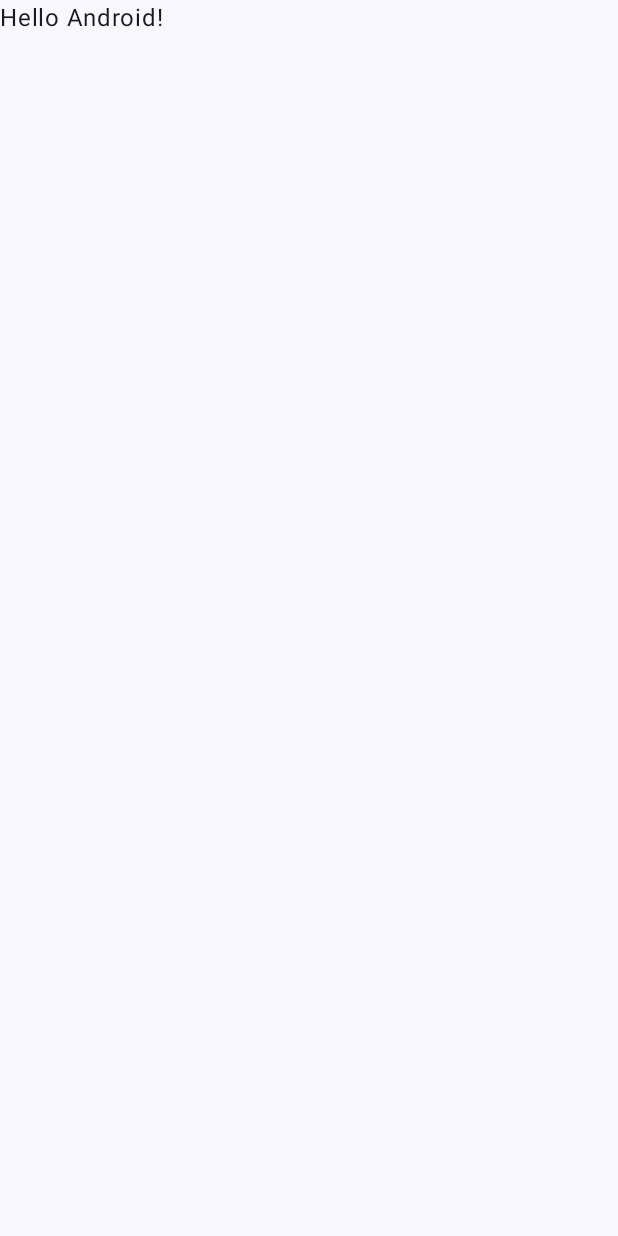
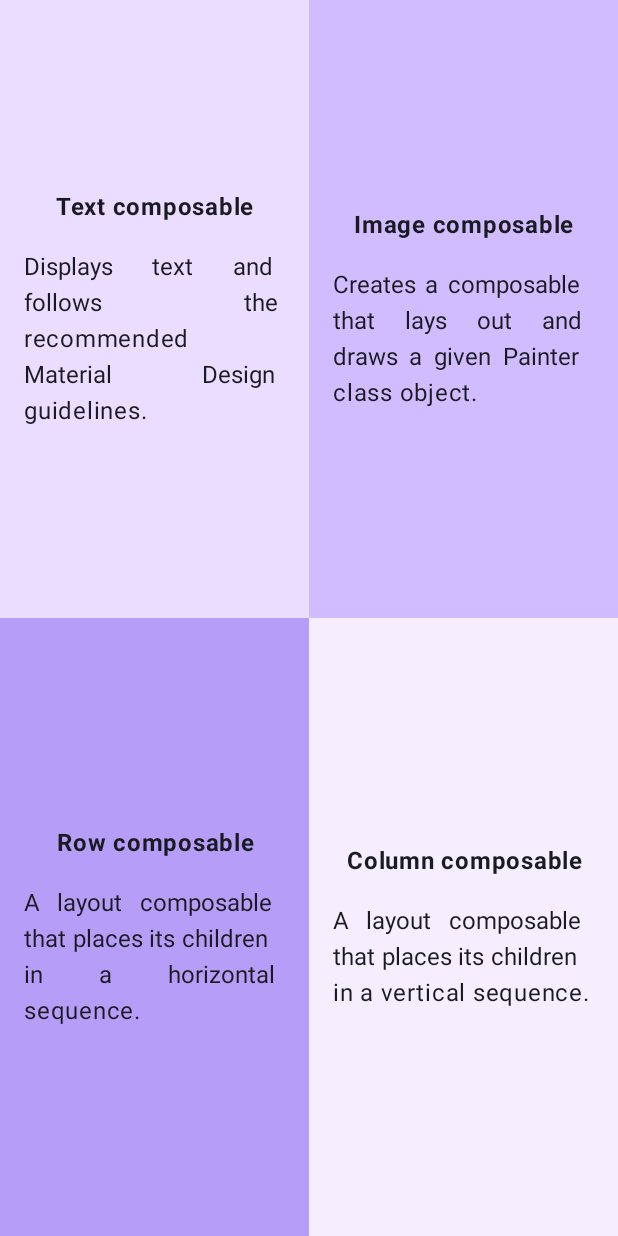
Before and after one commit to BingPom/JetpackComposetutorial_3, an Android app built with Jetpack Compose: the screen it shows after launch (MainActivity), on a phone screen of 412 x 824 dp. Before the commit the screen is almost empty. Run offline under Robolectric (Android 15) with nearby library versions, the phone set to English and light mode, and no system bars.

```diff
--- a/app/src/main/java/com/example/jetpackcomposetutorial_3/MainActivity.kt
+++ b/app/src/main/java/com/example/jetpackcomposetutorial_3/MainActivity.kt
@@ -3,13 +3,25 @@ package com.example.jetpackcomposetutorial_3
 import android.os.Bundle
 import androidx.activity.ComponentActivity
 import androidx.activity.compose.setContent
+import androidx.compose.foundation.background
+import androidx.compose.foundation.layout.Arrangement
+import androidx.compose.foundation.layout.Column
+import androidx.compose.foundation.layout.Row
 import androidx.compose.foundation.layout.fillMaxSize
+import androidx.compose.foundation.layout.fillMaxWidth
+import androidx.compose.foundation.layout.padding
 import androidx.compose.material3.MaterialTheme
 import androidx.compose.material3.Surface
 import androidx.compose.material3.Text
 import androidx.compose.runtime.Composable
+import androidx.compose.ui.Alignment
 import androidx.compose.ui.Modifier
+import androidx.compose.ui.graphics.Color
+import androidx.compose.ui.res.stringResource
+import androidx.compose.ui.text.font.FontWeight
+import androidx.compose.ui.text.style.TextAlign
 import androidx.compose.ui.tooling.preview.Preview
+import androidx.compose.ui.unit.dp
 import com.example.jetpackcomposetutorial_3.ui.theme.JetpackComposetutorial_3Theme
 
 class MainActivity : ComponentActivity() {
@@ -22,7 +34,7 @@ class MainActivity : ComponentActivity() {
                     modifier = Modifier.fillMaxSize(),
                     color = MaterialTheme.colorScheme.background
                 ) {
-                    Greeting("Android")
+                    FourQuadrants()
                 }
             }
         }
@@ -30,18 +42,78 @@ class MainActivity : ComponentActivity() {
 }
 
 @Composable
-fun Greeting(name: String, modifier: Modifier = Modifier) {
-    Text(
-        text = "Hello $name!",
+fun FourQuadrants(modifier: Modifier = Modifier) {
+    Column (
+        modifier = modifier.fillMaxWidth()
+    )
+    {
+        Row (
+            Modifier.weight(1f)
+        ){
+            Quadrant(
+                Modifier.weight(1f),
+                Color(0xFFEADDFF),
+                stringResource(id = R.string.title1),
+                stringResource(id = R.string.text1)
+            )
+            Quadrant(
+                Modifier.weight(1f),
+                Color(0xFFD0BCFF),
+                stringResource(id = R.string.title2),
+                stringResource(id = R.string.text2)
+            )        }
+        Row (
+            Modifier.weight(1f)
+        ){
+            Quadrant(
+                Modifier.weight(1f),
+                Color(0xFFB69DF8),
+                stringResource(id = R.string.title3),
+                stringResource(id = R.string.text3)
+            )
+            Quadrant(
+                Modifier.weight(1f),
+                Color(0xFFF6EDFF),
+                stringResource(id = R.string.title4),
+                stringResource(id = R.string.text4)
+            )        }
+    }
+
+}
+
+@Composable
+fun Quadrant(
+    modifier: Modifier = Modifier,
+    bg_color: Color = Color.Gray,
+    title: String = "",
+    text: String = ""
+) {
+    Column(
         modifier = modifier
+            .fillMaxSize()
+            .background(color = bg_color)
+            .padding(16.dp),
+        verticalArrangement = Arrangement.Center,
+        horizontalAlignment = Alignment.CenterHorizontally
     )
-
+    {
+        Text(
+            text = title,
+            modifier = Modifier.padding(bottom = 16.dp),
+            fontWeight = FontWeight.Bold,
+            textAlign = TextAlign.Center
+        )
+        Text(
+            text = text,
+            textAlign = TextAlign.Justify
+        )
+    }
 }
 
 @Preview(showBackground = true)
 @Composable
 fun GreetingPreview() {
     JetpackComposetutorial_3Theme {
-        Greeting("Android")
+        FourQuadrants()
     }
 }
--- a/app/src/main/res/values/strings.xml
+++ b/app/src/main/res/values/strings.xml
@@ -1,3 +1,11 @@
 <resources>
     <string name="app_name">JetpackComposetutorial_3</string>
+    <string name="title1">Text composable</string>
+    <string name="text1">Displays text and follows the recommended Material Design guidelines.</string>
+    <string name="title2">Image composable</string>
+    <string name="text2">Creates a composable that lays out and draws a given Painter class object.</string>
+    <string name="title3">Row composable</string>
+    <string name="text3">A layout composable that places its children in a horizontal sequence.</string>
+    <string name="title4">Column composable</string>
+    <string name="text4">A layout composable that places its children in a vertical sequence.</string>
 </resources>
```
